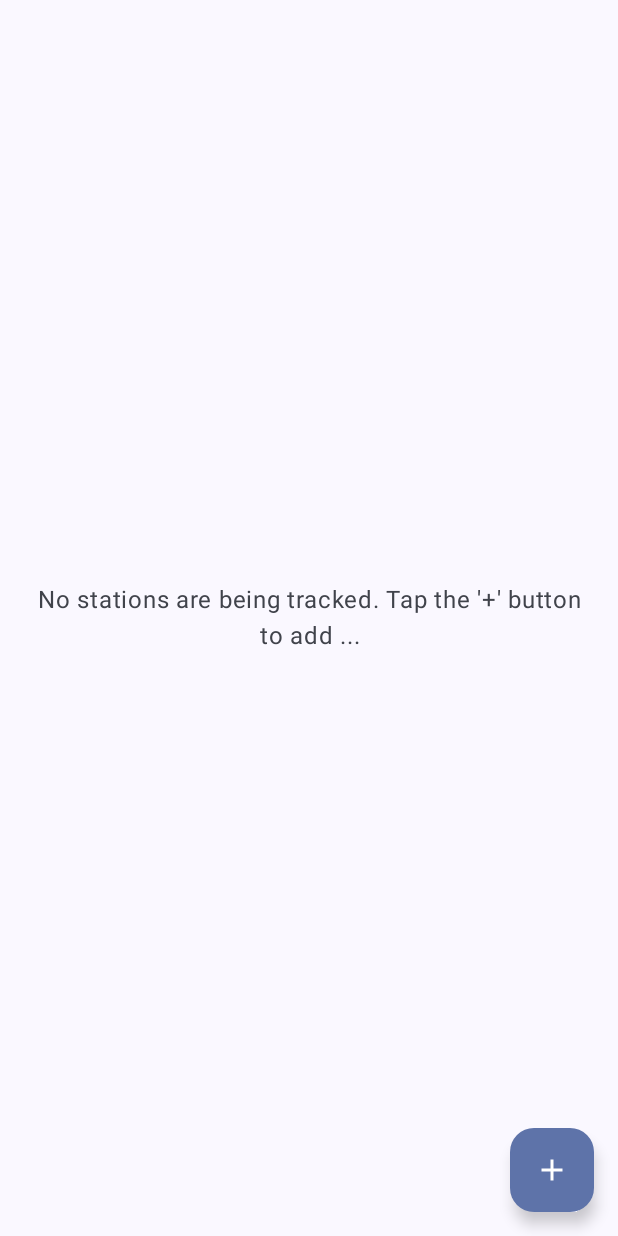
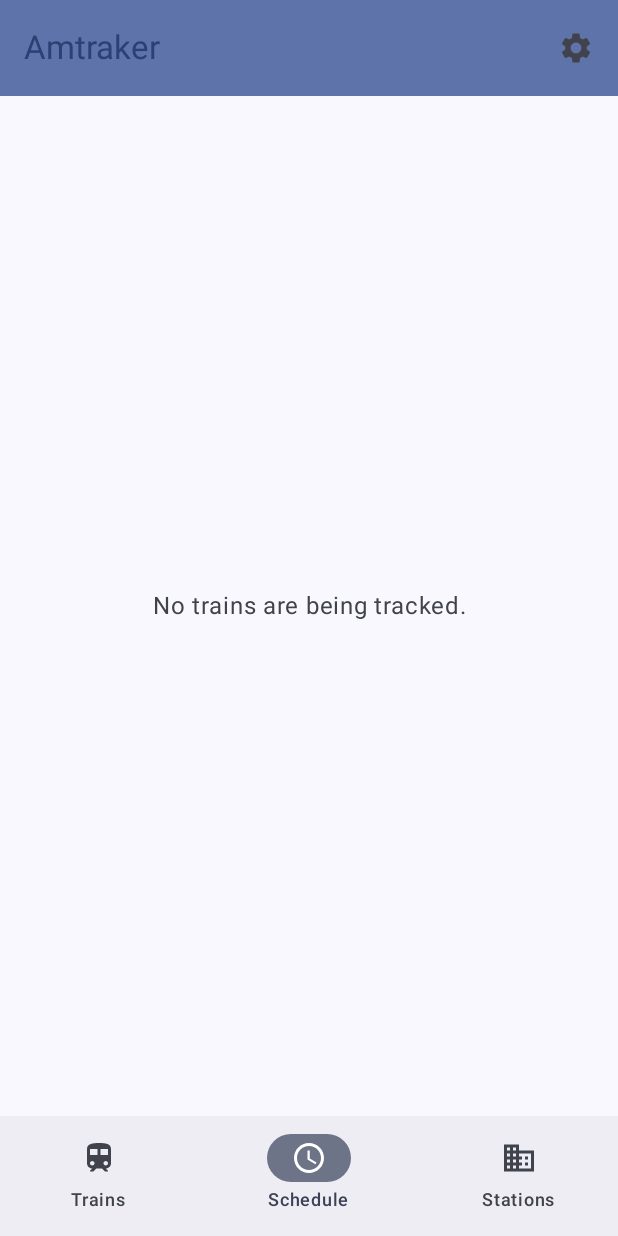
Before and after one commit to Camshaft54/arrivo, an Android app built with Jetpack Compose: the screen it shows after launch (MainActivity), on a phone screen of 412 x 824 dp. Run offline under Robolectric (Android 15) with nearby library versions, the phone set to English and light mode, and no system bars; our stand-ins replace Dagger/Hilt's generated code, Room's generated code.

Commit message:
Add top app bar Add settings dialog Upgrade various libraries Refactor libs.versions.toml

```diff
--- a/app/src/main/java/me/cameronshaw/amtraker/MainActivity.kt
+++ b/app/src/main/java/me/cameronshaw/amtraker/MainActivity.kt
@@ -4,33 +4,55 @@ import android.os.Bundle
 import androidx.activity.ComponentActivity
 import androidx.activity.compose.setContent
 import androidx.activity.enableEdgeToEdge
-import androidx.compose.foundation.layout.fillMaxSize
 import androidx.compose.foundation.layout.padding
+import androidx.compose.material3.ExperimentalMaterial3Api
+import androidx.compose.material3.Icon
+import androidx.compose.material3.IconButton
 import androidx.compose.material3.MaterialTheme
+import androidx.compose.material3.NavigationBar
+import androidx.compose.material3.NavigationBarItem
 import androidx.compose.material3.Scaffold
 import androidx.compose.material3.SnackbarHost
 import androidx.compose.material3.SnackbarHostState
-import androidx.compose.material3.Surface
+import androidx.compose.material3.Text
+import androidx.compose.material3.TopAppBar
+import androidx.compose.material3.TopAppBarDefaults
 import androidx.compose.runtime.LaunchedEffect
+import androidx.compose.runtime.getValue
+import androidx.compose.runtime.mutableStateOf
 import androidx.compose.runtime.remember
 import androidx.compose.runtime.rememberCoroutineScope
+import androidx.compose.runtime.setValue
 import androidx.compose.ui.Modifier
 import androidx.hilt.navigation.compose.hiltViewModel
+import androidx.navigation.NavDestination.Companion.hierarchy
+import androidx.navigation.NavGraph.Companion.findStartDestination
+import androidx.navigation.compose.NavHost
+import androidx.navigation.compose.composable
+import androidx.navigation.compose.currentBackStackEntryAsState
+import androidx.navigation.compose.rememberNavController
 import dagger.hilt.android.AndroidEntryPoint
 import kotlinx.coroutines.launch
+import me.cameronshaw.amtraker.ui.Screen
+import me.cameronshaw.amtraker.ui.dialogs.settings.SettingsDialog
+import me.cameronshaw.amtraker.ui.screens.schedule.ScheduleScreen
 import me.cameronshaw.amtraker.ui.screens.stations.StationScreen
 import me.cameronshaw.amtraker.ui.screens.stations.StationViewModel
+import me.cameronshaw.amtraker.ui.screens.trains.TrainScreen
 import me.cameronshaw.amtraker.ui.theme.AmtrakerTheme
 
 @AndroidEntryPoint
 class MainActivity : ComponentActivity() {
+    @OptIn(ExperimentalMaterial3Api::class)
     override fun onCreate(savedInstanceState: Bundle?) {
         super.onCreate(savedInstanceState)
         enableEdgeToEdge()
         setContent {
             AmtrakerTheme {
+                val navController = rememberNavController()
                 val snackbarHostState = remember { SnackbarHostState() }
                 val scope = rememberCoroutineScope()
+                var showSettingsDialog by remember { mutableStateOf(false) }
 
                 val viewModel: StationViewModel = hiltViewModel()
 
@@ -42,16 +64,71 @@ class MainActivity : ComponentActivity() {
                     }
                 }
 
+                if (showSettingsDialog) {
+                    SettingsDialog(
+                        onDismissRequest = { showSettingsDialog = false }
+                    )
+                }
+
                 Scaffold(
-                    snackbarHost = { SnackbarHost(hostState = snackbarHostState) }
+                    snackbarHost = { SnackbarHost(hostState = snackbarHostState) },
+                    topBar = {
+                        TopAppBar(
+                            colors = TopAppBarDefaults.topAppBarColors(
+                                containerColor = MaterialTheme.colorScheme.primaryContainer,
+                                titleContentColor = MaterialTheme.colorScheme.primary,
+                            ),
+                            title = { Text("Amtraker") },
+                            actions = {
+                                IconButton(onClick = { showSettingsDialog = true }) {
+                                    Icon(
+                                        imageVector = Screen.SETTINGS.icon,
+                                        contentDescription = Screen.SETTINGS.name
+                                    )
+                                }
+                            }
+                        )
+                    },
+                    bottomBar = {
+                        NavigationBar {
+                            val navBackStackEntry by navController.currentBackStackEntryAsState()
+                            val currentDestination = navBackStackEntry?.destination
+
+                            Screen.entries.filter { it != Screen.SETTINGS }.forEach { screen ->
+                                NavigationBarItem(
+                                    icon = { Icon(screen.icon, contentDescription = screen.name) },
+                                    label = { Text(screen.name) },
+                                    selected = currentDestination?.hierarchy?.any { it.route == screen.route } == true,
+                                    onClick = {
+                                        navController.navigate(screen.route) {
+                                            popUpTo(navController.graph.findStartDestination().id) {
+                                                saveState = true
+                                            }
+                                            launchSingleTop = true
+                                            restoreState = true
+                                        }
+                                    }
+                                )
+                            }
+                        }
+                    }
                 ) { innerPadding ->
-                    Surface(
-                        modifier = Modifier
-                            .fillMaxSize()
-                            .padding(innerPadding),
-                        color = MaterialTheme.colorScheme.background,
+                    NavHost(
+                        navController = navController,
+                        startDestination = Screen.Schedule.route,
+                        modifier = Modifier.padding(innerPadding)
                     ) {
-                        StationScreen()
+                        composable(Screen.Trains.route) {
+                            TrainScreen()
+                        }
+
+                        composable(Screen.Schedule.route) {
+                            ScheduleScreen()
+                        }
+
+                        composable(Screen.Stations.route) {
+                            StationScreen()
+                        }
                     }
                 }
             }
--- a/app/src/main/java/me/cameronshaw/amtraker/data/repository/ScheduleRepository.kt
+++ b/app/src/main/java/me/cameronshaw/amtraker/data/repository/ScheduleRepository.kt
@@ -7,6 +7,7 @@ import me.cameronshaw.amtraker.data.model.Station
 import me.cameronshaw.amtraker.data.model.Train
 import java.time.OffsetDateTime
 import javax.inject.Inject
+import javax.inject.Singleton
 
 interface ScheduleRepository {
     /**
@@ -17,6 +18,7 @@ interface ScheduleRepository {
     fun getScheduleData(): Flow<List<ScheduleDatum>>
 }
 
+@Singleton
 class ScheduleRepositoryImpl @Inject constructor(
     private val trainRepository: TrainRepository, private val stationRepository: StationRepository
 ) : ScheduleRepository {
--- a/app/src/main/java/me/cameronshaw/amtraker/di/AppModule.kt
+++ b/app/src/main/java/me/cameronshaw/amtraker/di/AppModule.kt
@@ -12,6 +12,8 @@ import me.cameronshaw.amtraker.data.remote.api.StationApiService
 import me.cameronshaw.amtraker.data.remote.api.TrainApiService
 import me.cameronshaw.amtraker.data.remote.datasource.StationRemoteDataSource
 import me.cameronshaw.amtraker.data.remote.datasource.TrainRemoteDataSource
+import me.cameronshaw.amtraker.data.repository.ScheduleRepository
+import me.cameronshaw.amtraker.data.repository.ScheduleRepositoryImpl
 import me.cameronshaw.amtraker.data.repository.StationRepository
 import me.cameronshaw.amtraker.data.repository.StationRepositoryImpl
 import me.cameronshaw.amtraker.data.repository.TrainRepository
@@ -68,4 +70,13 @@ object AppModule {
     ): StationRepository {
         return StationRepositoryImpl(localDataSource, remoteDataSource)
     }
+
+    @Provides
+    @Singleton
+    fun provideScheduleRepository(
+        trainRepository: TrainRepository,
+        stationRepository: StationRepository
+    ): ScheduleRepository {
+        return ScheduleRepositoryImpl(trainRepository, stationRepository)
+    }
 }
--- /dev/null
+++ b/app/src/main/java/me/cameronshaw/amtraker/ui/Screen.kt
@@ -0,0 +1,15 @@
+package me.cameronshaw.amtraker.ui
+
+import androidx.compose.material.icons.Icons
+import androidx.compose.material.icons.filled.Business
+import androidx.compose.material.icons.filled.Schedule
+import androidx.compose.material.icons.filled.Settings
+import androidx.compose.material.icons.filled.Train
+import androidx.compose.ui.graphics.vector.ImageVector
+
+enum class Screen(val route: String, val icon: ImageVector) {
+    Trains("train_screen", Icons.Filled.Train),
+    Schedule("schedule_screen", Icons.Filled.Schedule),
+    Stations("station_screen", Icons.Filled.Business),
+    SETTINGS("settings_dialog", Icons.Filled.Settings)
+}
--- a/app/src/main/java/me/cameronshaw/amtraker/ui/common/AddItemDialog.kt
+++ b/app/src/main/java/me/cameronshaw/amtraker/ui/dialogs/AddItemDialog.kt
@@ -1,4 +1,4 @@
-package me.cameronshaw.amtraker.ui.common
+package me.cameronshaw.amtraker.ui.dialogs
 
 import androidx.activity.compose.BackHandler
 import androidx.compose.foundation.layout.Column
--- a/app/src/main/java/me/cameronshaw/amtraker/ui/screens/schedule/components/ScheduleCard.kt
+++ b/app/src/main/java/me/cameronshaw/amtraker/ui/screens/schedule/components/ScheduleCard.kt
@@ -74,7 +74,7 @@ fun ScheduleCard(
                     stationCode = departureStop.code,
                     status = departureStop.status,
                     description = departureStop.determineDepartureStopDescription(),
-                    time = departureStop.departure
+                    time = departureStop.departure ?: departureStop.scheduledDeparture
                 )
             }
 
@@ -84,13 +84,13 @@ fun ScheduleCard(
                     status = arrivalStop.status,
                     stationCode = arrivalStop.code,
                     description = arrivalStop.determineArrivalStopDescription(),
-                    time = arrivalStop.arrival
+                    time = arrivalStop.arrival ?: arrivalStop.scheduledArrival
                 )
             }
 
             if (departureStop == null && arrivalStop == null) {
                 Text(
-                    text = "No stations added on this route.",
+                    text = "Offline or no stations added on this route.",
                     style = MaterialTheme.typography.bodySmall,
                     textAlign = TextAlign.Center,
                     color = MaterialTheme.colorScheme.onSurfaceVariant
--- a/app/src/main/java/me/cameronshaw/amtraker/ui/screens/trains/TrainScreen.kt
+++ b/app/src/main/java/me/cameronshaw/amtraker/ui/screens/trains/TrainScreen.kt
@@ -28,7 +28,7 @@ import kotlinx.coroutines.delay
 import kotlinx.coroutines.launch
 import me.cameronshaw.amtraker.R
 import me.cameronshaw.amtraker.data.model.Train
-import me.cameronshaw.amtraker.ui.common.AddItemDialog
+import me.cameronshaw.amtraker.ui.dialogs.AddItemDialog
 import me.cameronshaw.amtraker.ui.common.ListPlaceholder
 import me.cameronshaw.amtraker.ui.screens.trains.components.TrainList
 import me.cameronshaw.amtraker.ui.theme.AmtrakerTheme
--- a/app/src/main/res/values/strings.xml
+++ b/app/src/main/res/values/strings.xml
@@ -3,6 +3,8 @@
     <string name="empty_train_screen_message">"No trains are being tracked.\nTap the '+' button to add a new train."</string>
     <string name="add_train_title">Add Train</string>
     <string name="add_train_field">Train Number</string>
+    <string name="add_station_name">Add Station</string>
+    <string name="add_station_field">Station Code</string>
     <string name="add_train_fail_msg">Failed to add train. Please try again.</string>
     <string name="schedule_empty_message">No trains are being tracked.</string>
 </resources>
```
Also changed, not shown: app/build.gradle.kts (+9 -3 lines), app/src/main/java/me/cameronshaw/amtraker/ui/dialogs/settings/SettingsDialog.kt (added, +101 -0 lines), app/src/main/java/me/cameronshaw/amtraker/ui/dialogs/settings/components/DropdownSetting.kt (added, +60 -0 lines), app/src/main/java/me/cameronshaw/amtraker/ui/dialogs/settings/components/SettingsItem.kt (added, +41 -0 lines), app/src/main/java/me/cameronshaw/amtraker/ui/screens/stations/StationScreen.kt (+5 -3 lines), app/src/main/java/me/cameronshaw/amtraker/ui/util/UiTime.kt (+10 -6 lines), gradle/libs.versions.toml (+63 -36 lines).
